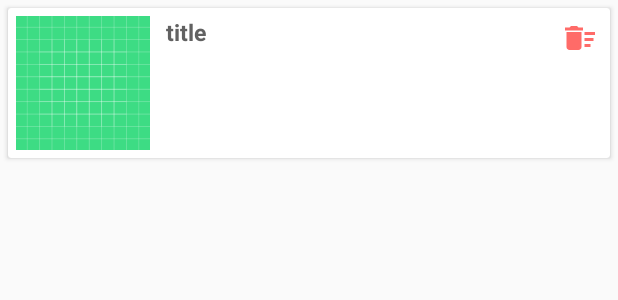
After one commit to annakentistou/MarvelHeroesApp, an Android app: the layout fav_list_item.xml on its own in the app's theme, with its tools: preview values and no code run, on a phone screen of 412 x 824 dp. The commit adds this screen. Shown: the top 300 px of the screen. Run offline under Robolectric (Android 15) with nearby library versions, the phone set to English and light mode, and no system bars; network calls fail.

```diff
--- a/app/src/main/AndroidManifest.xml
+++ b/app/src/main/AndroidManifest.xml
@@ -29,7 +29,9 @@
         <activity
             android:name=".ConfirmPassActivity"
             android:theme="@style/AppTheme.Login"/>
-        <activity android:name=".ItemDetails" />
+        <activity
+            android:name=".ItemDetails"
+            android:theme="@style/DetailsActivity.Theme"/>
         <activity
             android:name=".SearchActivity"
             android:theme="@style/MainActivity.Theme" />
--- a/app/src/main/java/com/codehub/marvelheroesapp/Fragments/FirstFragment.java
+++ b/app/src/main/java/com/codehub/marvelheroesapp/Fragments/FirstFragment.java
@@ -46,7 +46,7 @@ public class FirstFragment extends Fragment {
     private static String JSON_URL2="https://gateway.marvel.com/v1/public/characters?nameStartsWith=H&ts=1&apikey=94bd7ab20112da5e1ae5f197769ecd7a&hash=49b68d02a0d6bbeed0553ccf47ab7d68";
     private static String JSON_URL3="https://gateway.marvel.com/v1/public/characters?nameStartsWith=I&ts=1&apikey=94bd7ab20112da5e1ae5f197769ecd7a&hash=49b68d02a0d6bbeed0553ccf47ab7d68";
     private static String JSON_URL4="https://gateway.marvel.com/v1/public/characters?nameStartsWith=M&ts=1&apikey=94bd7ab20112da5e1ae5f197769ecd7a&hash=49b68d02a0d6bbeed0553ccf47ab7d68";
-    private static String JSON_URL5="https://gateway.marvel.com/v1/public/characters?nameStartsWith=S&ts=1&apikey=94bd7ab20112da5e1ae5f197769ecd7a&hash=49b68d02a0d6bbeed0553ccf47ab7d68";
+    private static String JSON_URL5="https://gateway.marvel.com/v1/public/characters?nameStartsWith=Sp&ts=1&apikey=94bd7ab20112da5e1ae5f197769ecd7a&hash=49b68d02a0d6bbeed0553ccf47ab7d68";
     private static String JSON_URL6="https://gateway.marvel.com/v1/public/characters?nameStartsWith=Th&ts=1&apikey=94bd7ab20112da5e1ae5f197769ecd7a&hash=49b68d02a0d6bbeed0553ccf47ab7d68";
     private static String JSON_URL7="https://gateway.marvel.com/v1/public/characters?nameStartsWith=W&ts=1&apikey=94bd7ab20112da5e1ae5f197769ecd7a&hash=49b68d02a0d6bbeed0553ccf47ab7d68";
     @Override
--- a/app/src/main/java/com/codehub/marvelheroesapp/Fragments/SecondFragment.java
+++ b/app/src/main/java/com/codehub/marvelheroesapp/Fragments/SecondFragment.java
@@ -23,8 +23,10 @@ import com.codehub.marvelheroesapp.Adapters.ComicsAdapter;
 import com.codehub.marvelheroesapp.ItemOnClickListener;
 import com.codehub.marvelheroesapp.R;
 import com.codehub.marvelheroesapp.json.ComicsModel;
+import com.codehub.marvelheroesapp.json.CreatorsModel;
 import com.codehub.marvelheroesapp.json.CreatorsNameModel;
 import com.codehub.marvelheroesapp.json.DataComicsModel;
+import com.codehub.marvelheroesapp.json.DataListModel;
 import com.google.gson.Gson;
 
 import java.util.ArrayList;
@@ -38,7 +40,6 @@ public class SecondFragment extends Fragment{
     private View view;
     private RecyclerView recyclerView;
     private ComicsAdapter myadapter;
-    private ItemOnClickListener itemOnClickListener;
     private List<ComicsModel> comics;
     private List<CreatorsNameModel> creators;
     private static String JSON_URL="https://gateway.marvel.com/v1/public/comics?ts=1&apikey=94bd7ab20112da5e1ae5f197769ecd7a&hash=49b68d02a0d6bbeed0553ccf47ab7d68";
--- a/app/src/main/java/com/codehub/marvelheroesapp/MainActivity.java
+++ b/app/src/main/java/com/codehub/marvelheroesapp/MainActivity.java
@@ -125,9 +125,7 @@ public class MainActivity extends AppCompatActivity implements NavigationView.On
     @Override
     public boolean onNavigationItemSelected(@NonNull MenuItem item) {
         //close side menu when you select an item
-        if (item.getItemId() == R.id.users_info) {
 
-        }
         if (item.getItemId() == R.id.profile) {
 
         }
--- a/app/src/main/res/drawable/ic_delete_sweep_black_24dp.xml
+++ b/app/src/main/res/drawable/ic_delete_sweep_black_24dp.xml
@@ -1,9 +1,5 @@
-<vector xmlns:android="http://schemas.android.com/apk/res/android"
-        android:width="24dp"
-        android:height="24dp"
-        android:viewportWidth="24.0"
-        android:viewportHeight="24.0">
-    <path
-        android:fillColor="#FF000000"
-        android:pathData="M15,16h4v2h-4zM15,8h7v2h-7zM15,12h6v2h-6zM3,18c0,1.1 0.9,2 2,2h6c1.1,0 2,-0.9 2,-2L13,8L3,8v10zM14,5h-3l-1,-1L6,4L5,5L2,5v2h12z"/>
+<vector android:height="24dp" android:tint="#FF6B68"
+    android:viewportHeight="24.0" android:viewportWidth="24.0"
+    android:width="24dp" xmlns:android="http://schemas.android.com/apk/res/android">
+    <path android:fillColor="#FF000000" android:pathData="M15,16h4v2h-4zM15,8h7v2h-7zM15,12h6v2h-6zM3,18c0,1.1 0.9,2 2,2h6c1.1,0 2,-0.9 2,-2L13,8L3,8v10zM14,5h-3l-1,-1L6,4L5,5L2,5v2h12z"/>
 </vector>
--- a/app/src/main/res/layout/activity_item_details.xml
+++ b/app/src/main/res/layout/activity_item_details.xml
@@ -19,7 +19,7 @@
         app:layout_constraintEnd_toEndOf="parent"
         app:layout_constraintStart_toStartOf="parent"
         app:layout_constraintTop_toTopOf="parent"
-        app:layout_constraintVertical_bias="0.20"
+        app:layout_constraintVertical_bias="0.08"
         app:layout_constraintHorizontal_bias="0.5"></ImageView>
 
     <TextView
@@ -39,7 +39,7 @@
         app:layout_constraintHorizontal_bias="0.5"
         app:layout_constraintStart_toStartOf="parent"
         app:layout_constraintTop_toTopOf="parent"
-        app:layout_constraintVertical_bias="0.60" />
+        app:layout_constraintVertical_bias="0.55" />
 
     <TextView
         android:id="@+id/subTitle"
--- /dev/null
+++ b/app/src/main/res/layout/fav_list_item.xml
@@ -0,0 +1,69 @@
+<?xml version="1.0" encoding="utf-8"?>
+<androidx.constraintlayout.widget.ConstraintLayout xmlns:android="http://schemas.android.com/apk/res/android"
+    xmlns:app="http://schemas.android.com/apk/res-auto"
+    xmlns:tools="http://schemas.android.com/tools"
+    android:layout_width="match_parent"
+    android:layout_height="match_parent">
+
+    <androidx.cardview.widget.CardView
+        android:id="@+id/list_item"
+        android:layout_width="match_parent"
+        android:layout_height="100dp"
+        android:layout_marginStart="@dimen/margins_in_listview"
+        android:layout_marginTop="@dimen/margins_in_listview"
+        android:layout_marginEnd="@dimen/margins_in_listview"
+        android:layout_marginBottom="@dimen/margins_in_listview"
+        app:layout_constraintEnd_toEndOf="parent"
+        app:layout_constraintStart_toStartOf="parent"
+        app:layout_constraintTop_toTopOf="parent"
+        tools:ignore="MissingConstraints">
+
+        <androidx.constraintlayout.widget.ConstraintLayout
+            android:layout_width="match_parent"
+            android:layout_height="wrap_content">
+
+            <ImageView
+                android:id="@+id/thumbnail"
+                android:layout_width="@dimen/thumnails_dimens"
+                android:layout_height="@dimen/thumnails_dimens"
+                android:padding="5dp"
+                android:paddingStart="@dimen/padding_top"
+                android:paddingTop="@dimen/padding_top"
+                android:src="@drawable/ic_launcher_background"
+                app:layout_constraintBottom_toBottomOf="parent"
+                app:layout_constraintEnd_toStartOf="@id/title"
+                app:layout_constraintStart_toStartOf="parent"
+                app:layout_constraintTop_toTopOf="parent"
+                app:layout_constraintVertical_bias="1.0"></ImageView>
+
+            <TextView
+                android:id="@+id/title"
+                android:layout_width="wrap_content"
+                android:layout_height="wrap_content"
+                android:layout_marginStart="@dimen/margins_in_listview"
+                android:layout_marginTop="@dimen/margins_in_listview"
+                android:text="title"
+                android:textAlignment="textStart"
+                android:textAllCaps="false"
+                android:textColor="@color/gray_700"
+                android:textSize="15sp"
+                android:textStyle="bold"
+                app:layout_constraintStart_toEndOf="@+id/thumbnail"
+                app:layout_constraintTop_toTopOf="@id/thumbnail" />
+
+            <androidx.appcompat.widget.AppCompatImageButton
+                android:id="@+id/bin"
+                android:layout_width="40dp"
+                android:layout_height="40dp"
+                android:background="@null"
+                android:foregroundTint="@color/gray_400"
+                android:padding="5dp"
+                android:src="@drawable/ic_delete_sweep_black_24dp"
+                app:layout_constraintEnd_toEndOf="parent"
+                app:layout_constraintHorizontal_bias="1.0"
+                app:layout_constraintStart_toEndOf="@id/title"
+                app:layout_constraintTop_toTopOf="parent" />
+        </androidx.constraintlayout.widget.ConstraintLayout>
+    </androidx.cardview.widget.CardView>
+
+</androidx.constraintlayout.widget.ConstraintLayout>
--- a/app/src/main/res/menu/activity_side_menu_drawer.xml
+++ b/app/src/main/res/menu/activity_side_menu_drawer.xml
@@ -9,10 +9,10 @@
         android:id="@+id/profile"
         android:icon="@drawable/ic_person_outline_black_24dp"
         android:title="@string/profile" />
-    <item
+    <!--<item
         android:id="@+id/users_info"
         android:icon="@drawable/ic_people_black_24dp"
-        android:title="@string/other_users" />
+        android:title="@string/other_users" />-->
 
     <item
         android:id="@+id/sign_out"
--- a/app/src/main/res/values/strings.xml
+++ b/app/src/main/res/values/strings.xml
@@ -40,8 +40,6 @@
     <string name="action_settings">Settings</string>
 
     <string name="menu_home">Home</string>
-    <string name="menu_gallery">Gallery</string>
-    <string name="menu_slideshow">Slideshow</string>
 
     <string name="home_second">Home Second</string>
     <string name="other_users">Other Users</string>
--- a/app/src/main/res/values/styles.xml
+++ b/app/src/main/res/values/styles.xml
@@ -26,12 +26,10 @@
         </item>
     </style>
 
-    <style name="DetailsActivity.Theme" parent="Theme.AppCompat.Light">
+    <style name="DetailsActivity.Theme" parent="Theme.AppCompat.Light.DarkActionBar">
         <item name="colorPrimary">@color/PrimaryRed</item>
         <item name="colorPrimaryDark">@color/DarkRed</item>
         <item name="colorAccent">@color/LightRed</item>
-        <item name="android:windowTranslucentStatus">true</item>
-        <item name="actionBarStyle">@color/PrimaryRed</item>
     </style>
 
     <style name="AppTheme.AppBarOverlay" parent="Theme.AppCompat.Light.DarkActionBar">
```
Also changed, not shown: app/src/main/java/com/codehub/marvelheroesapp/Adapters/Adapter.java (+22 -8 lines), app/src/main/java/com/codehub/marvelheroesapp/Adapters/ComicsAdapter.java (+13 -13 lines).
